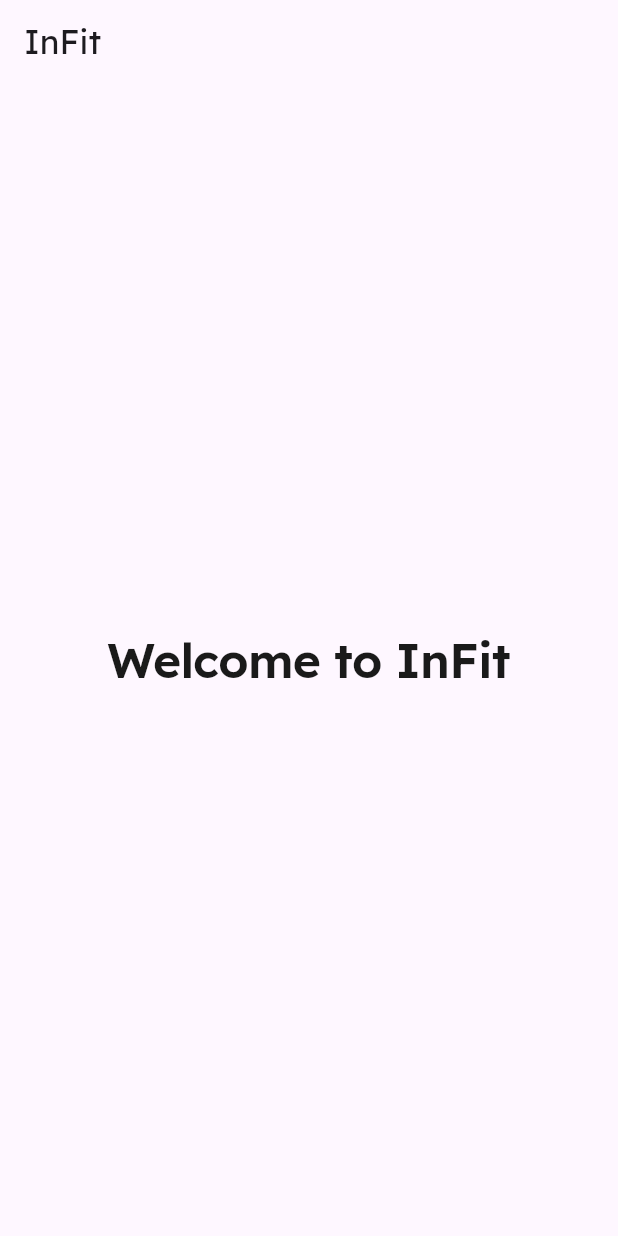
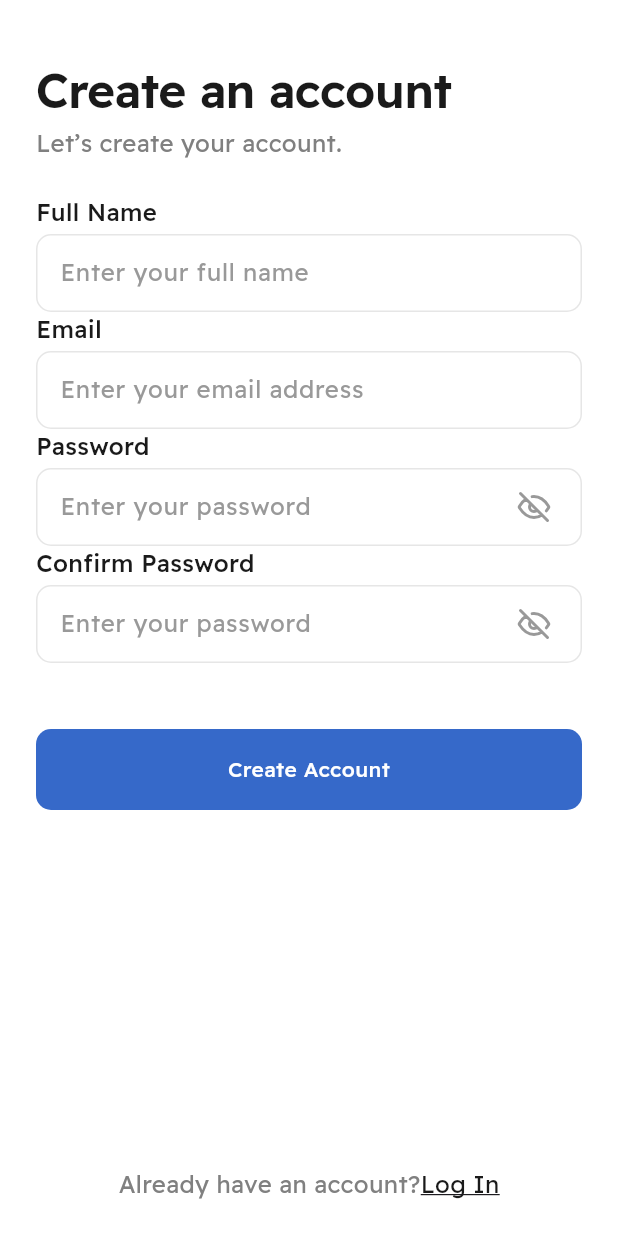
Before and after one commit to yousef-osama11/e-commerce-flutter, a Flutter app: the screen it shows after launch, on a phone screen of 412 x 824 dp. Run offline on Flutter 3.47's test engine with Material 3 defaults, Android fonts, the light colour scheme and no system bars; our stand-ins replace flutter_svg.

Commit message:
feature/add signUp screen UI

```diff
--- a/lib/main.dart
+++ b/lib/main.dart
@@ -1,3 +1,4 @@
+import 'package:e_commerce_flutter/presentation/screens/sign_up/sign_up.dart';
 import 'package:e_commerce_flutter/theme/fonts.dart';
 import 'package:flutter/material.dart';
 
@@ -14,7 +15,7 @@
       title: 'InFit',
       theme: ThemeData(fontFamily: 'ReadexPro'),
       debugShowCheckedModeBanner: false,
-      home: const HomeScreen(),
+      home: const SignUp(),
     );
   }
 }
--- /dev/null
+++ b/lib/presentation/screens/sign_up/sign_up.dart
@@ -0,0 +1,63 @@
+import 'package:e_commerce_flutter/presentation/screens/sign_up/widgets/text_field_section.dart';
+import 'package:e_commerce_flutter/theme/color_manager.dart';
+import 'package:e_commerce_flutter/theme/fonts.dart';
+import 'package:flutter/material.dart';
+
+import '../../widgets/CustomButton.dart';
+
+class SignUp extends StatefulWidget {
+  const SignUp({super.key});
+
+  @override
+  State<SignUp> createState() => _SignUpState();
+}
+
+class _SignUpState extends State<SignUp> {
+  @override
+  Widget build(BuildContext context) {
+    return Scaffold(
+      backgroundColor: ColorManager.primaryWhite,
+      bottomNavigationBar: Padding(
+        padding: const EdgeInsets.symmetric(vertical: 24),
+        child: Row(
+          mainAxisAlignment: MainAxisAlignment.center,
+          children: [
+            Text('Already have an account?', style: AppTextStyle.caption),
+            Text(
+              'Log In',
+              style: AppTextStyle.caption.copyWith(
+                decoration: TextDecoration.underline,
+                color: ColorManager.grey900,
+              ),
+            ),
+          ],
+        ),
+      ),
+      body: SafeArea(
+        child: Padding(
+          padding: const EdgeInsets.symmetric(horizontal: 24.0),
+          child: SingleChildScrollView(
+            child: Column(
+              crossAxisAlignment: CrossAxisAlignment.start,
+              children: [
+                const SizedBox(height: 44),
+                Text('Create an account', style: AppTextStyle.heading),
+                const SizedBox(height: 8),
+                Text('Let’s create your account.', style: AppTextStyle.caption),
+                const SizedBox(height: 24),
+
+                textFieldSection('Full Name', 'Enter your full name'),
+                textFieldSection('Email', 'Enter your email address'),
+                textFieldSection('Password', 'Enter your password', true),
+                textFieldSection('Confirm Password','Enter your password',true),
+
+                const SizedBox(height: 44),
+                customButton(text: 'Create Account'),
+              ],
+            ),
+          ),
+        ),
+      ),
+    );
+  }
+}
--- /dev/null
+++ b/lib/presentation/screens/sign_up/widgets/text_field_section.dart
@@ -0,0 +1,15 @@
+import 'package:flutter/cupertino.dart';
+
+import '../../../../theme/fonts.dart';
+import '../../../widgets/CustomTextField.dart';
+
+Widget textFieldSection(String title, String hint, [bool isPassword = false]) {
+  return Column(
+      crossAxisAlignment: CrossAxisAlignment.start,
+      children: [
+      Text(title, style: AppTextStyle.title),
+      const SizedBox(height: 4),
+      CustomTextField(hint: hint, isPassword: isPassword),
+    ],
+  );
+}
--- a/lib/theme/fonts.dart
+++ b/lib/theme/fonts.dart
@@ -4,7 +4,7 @@
 
 class AppTextStyle {
 
-  static final TextStyle heading = TextStyle(
+  static const TextStyle heading = TextStyle(
     fontSize: 32,
     fontWeight: FontWeight.w600,
     letterSpacing: -0.5,
@@ -12,10 +12,17 @@
     color: ColorManager.grey900,
   );
 
-  static final TextStyle title = TextStyle(
+  static const TextStyle caption = TextStyle(
     fontSize: 16,
     fontWeight: FontWeight.w400,
     height: 1.4,
     color: ColorManager.grey500,
   );
+
+  static const TextStyle title = TextStyle(
+    fontSize: 16,
+    fontWeight: FontWeight.w500,
+    height: 1.4,
+    color: ColorManager.grey900,
+  );
 }
```
Also changed, not shown: lib/presentation/widgets/CustomButton.dart (renamed from lib/presnetation/components/CustomButton.dart), lib/presentation/widgets/CustomTextField.dart (renamed from lib/presnetation/components/CustomTextField.dart).
